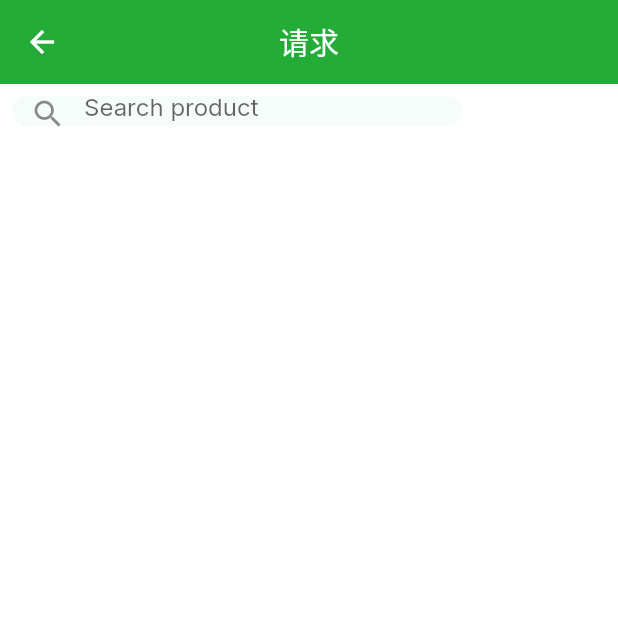
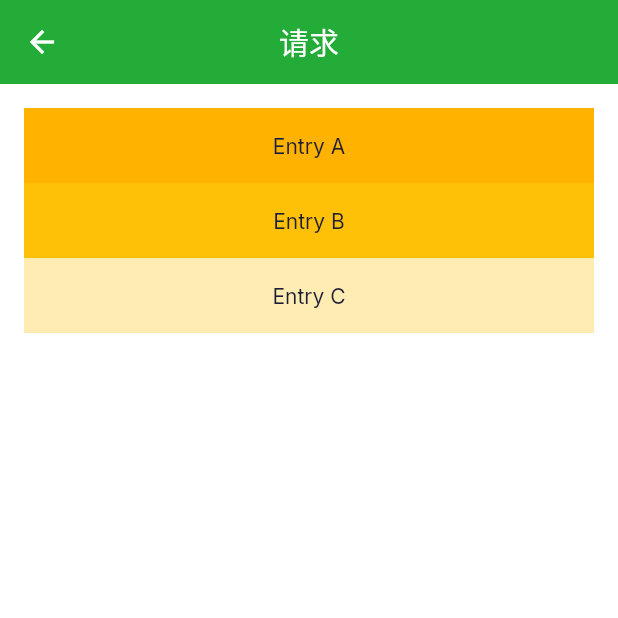
Before and after one commit to ningblue/servdesk, a Flutter app: the RequestsView screen opened by its route, on a phone screen of 412 x 824 dp, the top half of it. Run offline on Flutter 3.47's test engine with Material 2 defaults, Android fonts, the phone set to English and light mode, and no system bars; our stand-ins replace dio, flutter_svg, get, google_fonts; missing offline and left inert: image_picker_for_web.

Commit message:
新增列表和点击事件

```diff
--- a/lib/pages/requests/presentation/views/requests_view.dart
+++ b/lib/pages/requests/presentation/views/requests_view.dart
@@ -1,5 +1,9 @@
 import 'package:flutter/material.dart';
+import 'package:get/get.dart';
 import 'package:servdesk/utils/search.dart';
+
+final List<String> entries = <String>['A', 'B', 'C'];
+final List<int> colorCodes = <int>[600, 500, 100];
 
 class RequestsView extends StatefulWidget {
   @override
@@ -11,17 +15,47 @@
   Widget build(BuildContext context) {
     return Scaffold(
       appBar: AppBar(
+        // leading: new IconButton(
+        //   icon: new Icon(Icons.arrow_back_ios),
+        //   onPressed: () => {Get.back()},
+        // ),
         centerTitle: true,
         title: Text("请求"),
       ),
-      body: Padding(
-        padding: const EdgeInsets.all(8),
-        child: Column(
-          children: [
-            SearchField(),
-          ],
-        ),
-      ),
+      body: Padding(padding: const EdgeInsets.all(8), child: _dasdasdas()
+          // //
+          // Column(
+          //   children: [
+          //   SearchField(),
+          //      Container(child: ),
+          // //     Container(child: _dasdasdas()),
+          //   ],
+          // //  SearchField(),
+
+          // ),
+          ),
+    );
+  }
+
+  Widget _dasdasdas() {
+    return GestureDetector(
+      child: ListView.builder(
+          padding: const EdgeInsets.all(8),
+          itemCount: entries.length,
+          itemBuilder: (BuildContext context, int index) {
+            return Container(
+              height: 50,
+              color: Colors.amber[colorCodes[index]],
+              child: Center(child: Text('Entry ${entries[index]}')),
+            );
+          }),
+      onTap: () {
+        print("点击了数据");
+        // Navigator.push(
+        //   context,
+        //   MaterialPageRoute(builder: (context) => getFormPage(context, index)),
+        // );
+      },
     );
   }
 }
```
